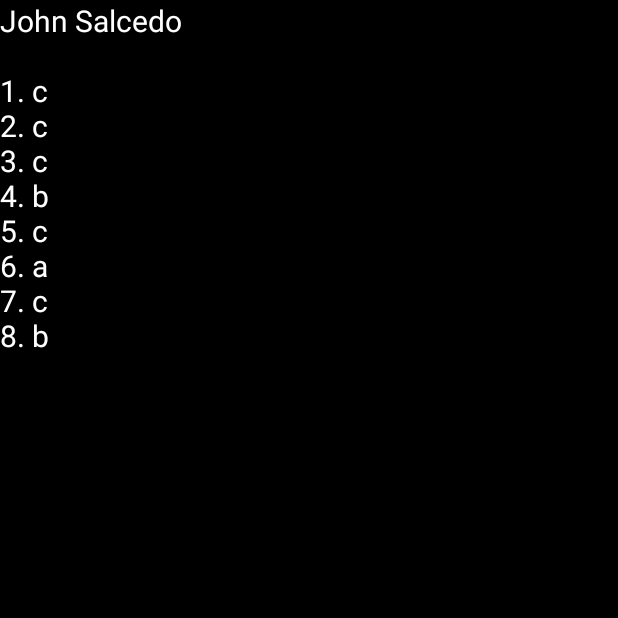
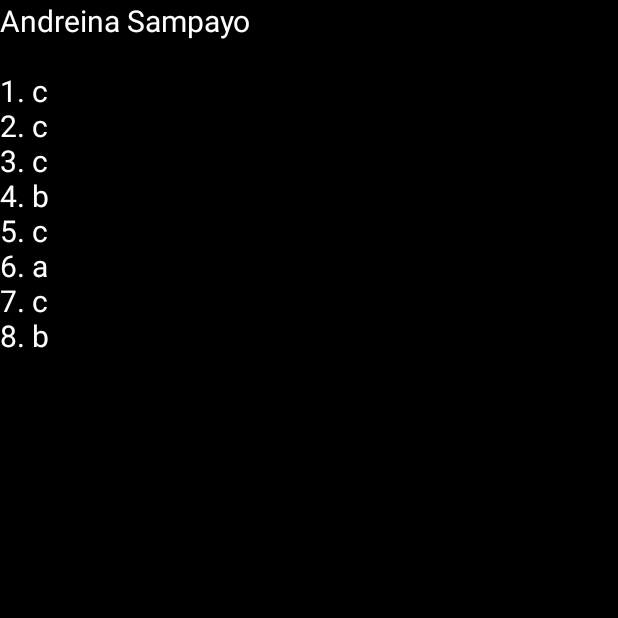
Before and after one commit to andreina31072004/Parcial-Corte-1-App-Moviles, an Android app: the Segunda_pantalla screen opened directly, with no data from a screen before it, on a phone screen of 412 x 824 dp, the top half of it. Run offline under Robolectric (Android 15) with nearby library versions, the phone set to English and light mode, and no system bars.

Commit message:
Update activity_segunda_pantalla.xml

```diff
--- a/Parcial App moviles/app/src/main/res/layout/activity_segunda_pantalla.xml
+++ b/Parcial App moviles/app/src/main/res/layout/activity_segunda_pantalla.xml
@@ -10,7 +10,7 @@
     <TextView
         android:layout_width="170dp"
         android:layout_height="403dp"
-        android:text="John Salcedo\n\n1. c\n2. c\n3. c\n4. b\n5. c\n6. a\n7. c\n8. b"
+        android:text="Andreina Sampayo\n\n1. c\n2. c\n3. c\n4. b\n5. c\n6. a\n7. c\n8. b"
         android:textColor="#FFFF"
         android:textSize="20dp"
         tools:layout_editor_absoluteX="16dp"
```
